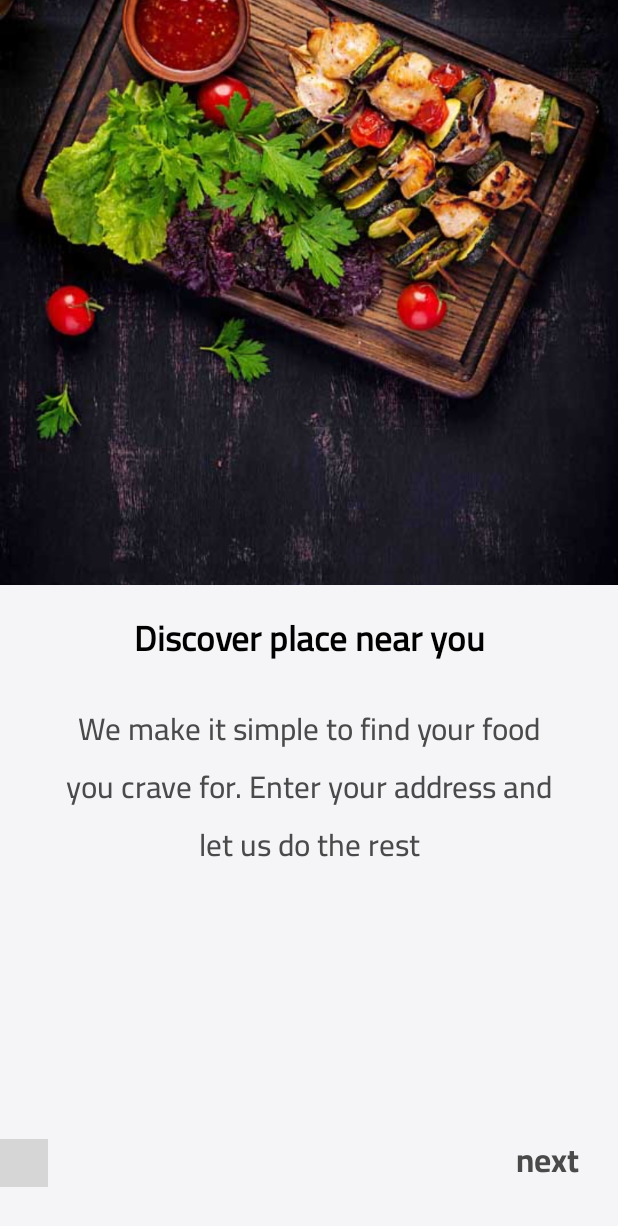
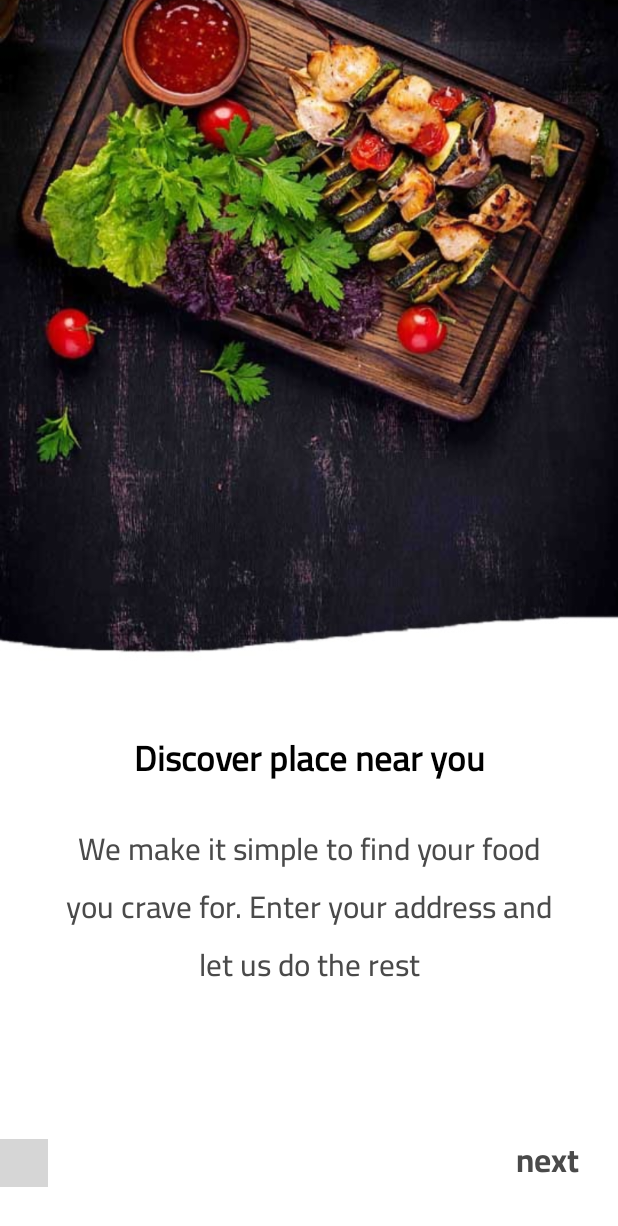
Before and after one commit to RamadanJawad/Foodie_App, an Android app: the screen it shows after launch (OnboardingScreen), on a phone screen of 412 x 824 dp. Shown: the top 1226 px of the screen. Run offline under Robolectric (Android 15) with nearby library versions, the phone set to English and light mode, and no system bars; our stand-ins replace Firebase (no records; nobody signed in at launch, a user with empty details on screens opened directly), sdp/ssp sizes; libraries missing offline, so code that uses them is left out: com.tbuonomo.viewpagerdotsindicator; plain views replace WormDotsIndicator; Roboto replaces fonts that are not available here; 2 statements that could not run were skipped; grey boxes are pictures that could not be loaded.

Commit message:
Foodie App

```diff
--- a/app/src/main/res/layout/activity_onboarding_screen.xml
+++ b/app/src/main/res/layout/activity_onboarding_screen.xml
@@ -5,7 +5,6 @@
     xmlns:tools="http://schemas.android.com/tools"
     android:layout_width="match_parent"
     android:layout_height="match_parent"
-    android:background="#F5F5F8"
     tools:context=".UI.OnboardingScreen">
 
     <TextView
--- a/app/src/main/res/layout/slide_layout.xml
+++ b/app/src/main/res/layout/slide_layout.xml
@@ -5,14 +5,16 @@
     android:layout_width="match_parent"
     android:layout_height="match_parent"
     xmlns:app="http://schemas.android.com/apk/res-auto">
+
     <ImageView
         android:id="@+id/img"
         android:layout_width="match_parent"
-        android:layout_height="@dimen/_300sdp"
-        android:scaleType="centerCrop"
-        app:layout_constraintTop_toTopOf="parent"
-        android:src="@drawable/splash1">
+        android:layout_height="@dimen/_400sdp"
+        android:layout_marginTop="-50dp"
+        android:src="@drawable/splash3"
+        app:layout_constraintTop_toTopOf="parent">
     </ImageView>
+
     <TextView
         android:id="@+id/tv1"
         android:layout_width="wrap_content"
```
Also changed, not shown: app/src/main/res/drawable/man.png (deleted), app/src/main/res/drawable/screen4.png (deleted), app/src/main/res/drawable/splash1.jpeg (added), app/src/main/res/drawable/splash1.jpg (deleted), app/src/main/res/drawable/splash2.jpg (deleted), app/src/main/res/drawable/splash3.jpg (deleted).
